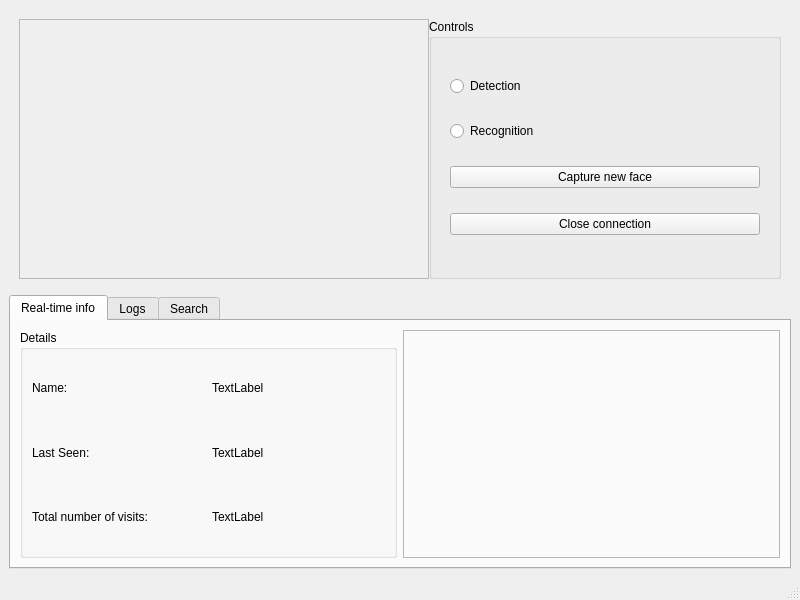
The window that UI/testDesign/mainwindow.ui (avinashmg/face-recognition) describes before a commit, drawn with Qt 5.
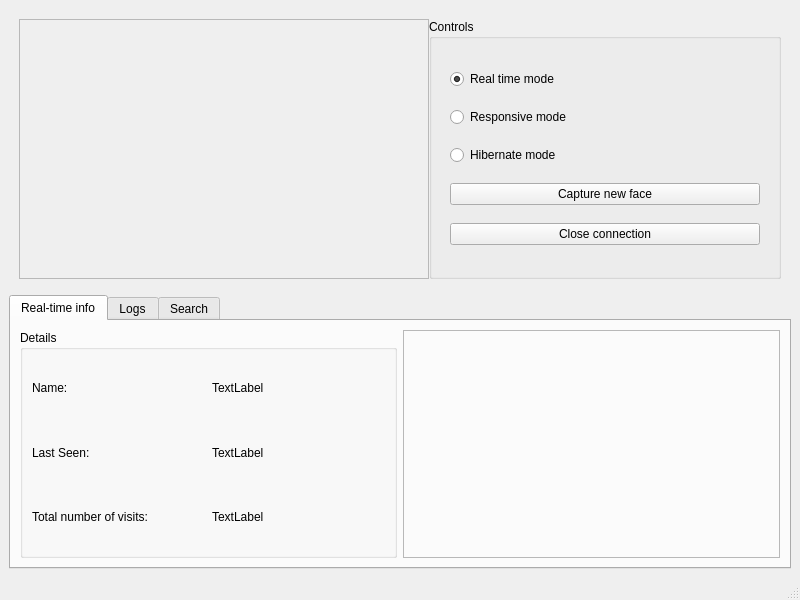
The same window after the commit.

Commit message: added different modes

Diff of the .ui file:
```diff
--- a/UI/testDesign/mainwindow.ui
+++ b/UI/testDesign/mainwindow.ui
@@ -100,14 +100,24 @@
              <item>
               <widget class="QRadioButton" name="radioButton">
                <property name="text">
-                <string>Detection</string>
+                <string>Real time mode</string>
                </property>
+               <property name="checked">
+                <bool>true</bool>
+               </property>
               </widget>
              </item>
              <item>
               <widget class="QRadioButton" name="radioButton_2">
                <property name="text">
-                <string>Recognition</string>
+                <string>Responsive mode</string>
+               </property>
+              </widget>
+             </item>
+             <item>
+              <widget class="QRadioButton" name="hibernateModeRadioButton">
+               <property name="text">
+                <string>Hibernate mode</string>
                </property>
               </widget>
              </item>
```
Left out of the diff: 4 changed lines with no effect on the pictures. The commit also changes 5 other files.
